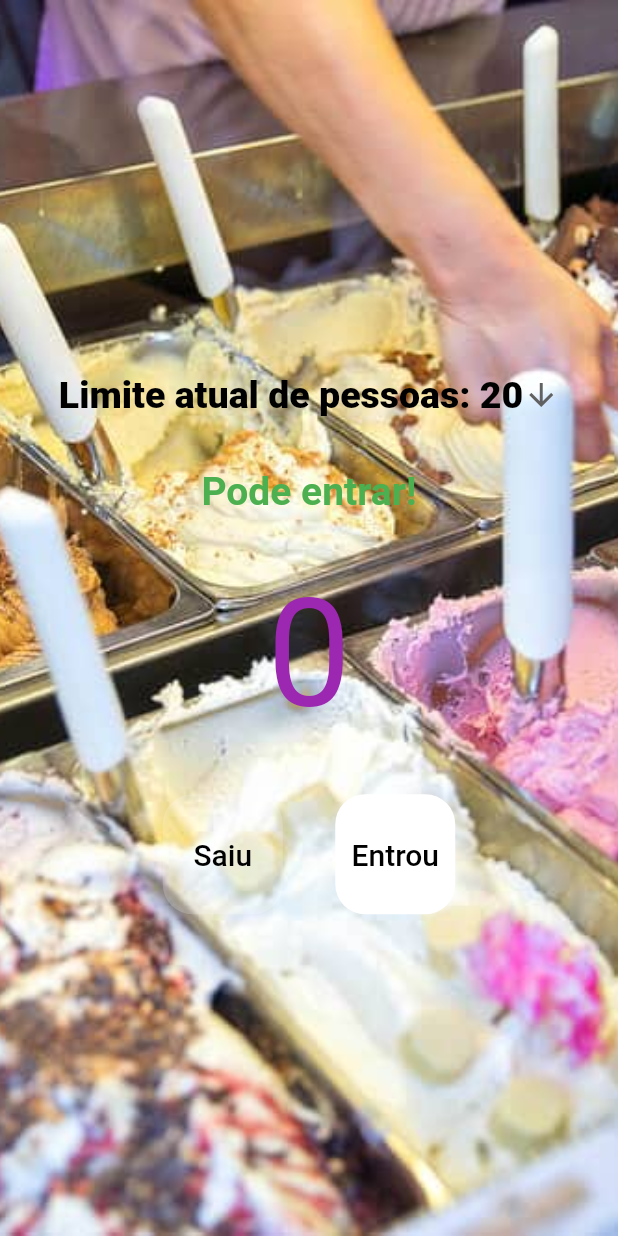
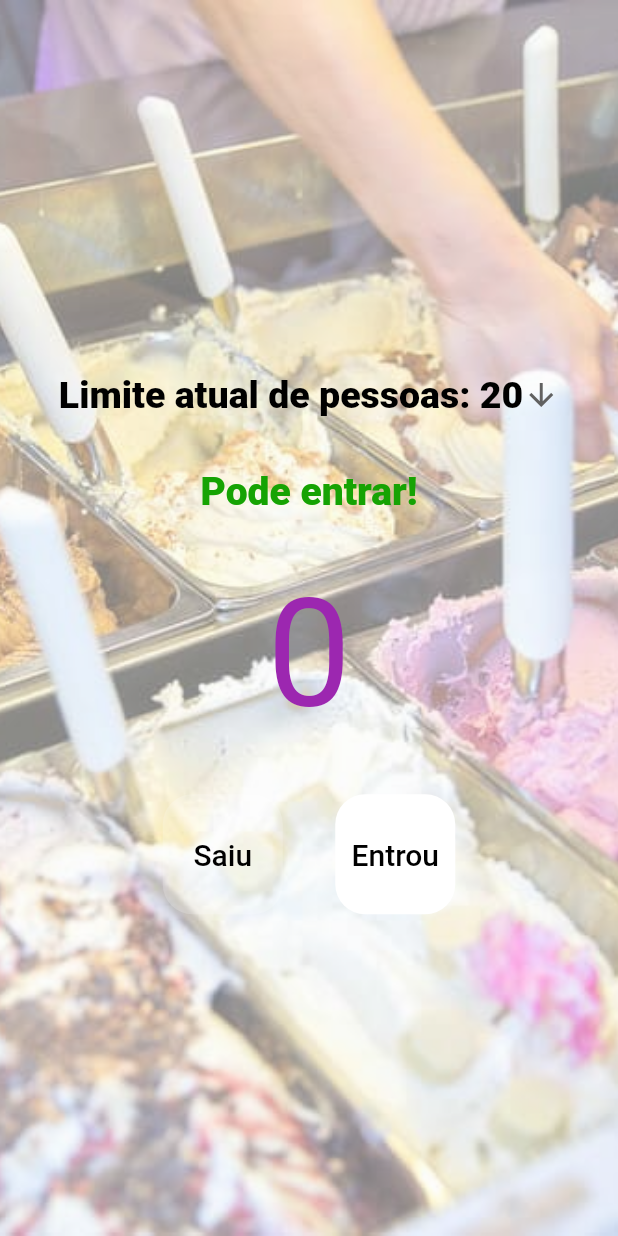
Before and after one commit to IgorPereira1997/PeopleCounterFlutter, a Flutter app: the screen it shows after launch, on a phone screen of 412 x 824 dp. Run offline on Flutter 3.47's test engine with Material 2 defaults, Android fonts, the phone set to English and light mode, and no system bars.

Commit message:
Fixed image opacity and added new icon

```diff
--- a/lib/main.dart
+++ b/lib/main.dart
@@ -50,9 +50,9 @@ class _HomePageState extends State<HomePage> {
       body: Container(
         decoration: const BoxDecoration(
           image: DecorationImage(
-            image: AssetImage('assets/img/imagem.jpg'),
-            fit: BoxFit.cover,
-          ),
+              image: AssetImage('assets/img/imagem.jpg'),
+              fit: BoxFit.cover,
+              opacity: 0.5),
         ),
         child: Column(
           mainAxisAlignment: MainAxisAlignment.center,
@@ -67,7 +67,7 @@ class _HomePageState extends State<HomePage> {
                     style: TextStyle(
                       fontSize: 25,
                       color: Colors.black,
-                      fontWeight: FontWeight.w800,
+                      fontWeight: FontWeight.w900,
                     ),
                   ),
                   DropdownButton<int>(
@@ -92,7 +92,7 @@ class _HomePageState extends State<HomePage> {
                           style: const TextStyle(
                             fontSize: 25,
                             color: Colors.black,
-                            fontWeight: FontWeight.w800,
+                            fontWeight: FontWeight.w900,
                           ),
                         ),
                       );
@@ -106,13 +106,15 @@ class _HomePageState extends State<HomePage> {
                   ? (count > limitUp
                       ? 'Local lotado! Remova ' +
                           (count - limitUp).toString() +
-                          ' pessoas!'
+                          ((count - limitUp) == 1 ? ' pessoa!' : ' pessoas!')
                       : 'Local Lotado!')
                   : 'Pode entrar!',
               style: TextStyle(
                 fontSize: 26,
-                color: count >= limitUp ? Colors.red : Colors.green,
-                fontWeight: FontWeight.w700,
+                color: count >= limitUp
+                    ? Colors.red
+                    : const Color.fromRGBO(22, 163, 3, 1),
+                fontWeight: FontWeight.w900,
               ),
             ),
             Padding(
```
Also changed, not shown: pubspec.yaml (+6 -1 lines), assets/icon/icon.png (added), pubspec.lock, 22 other files.
